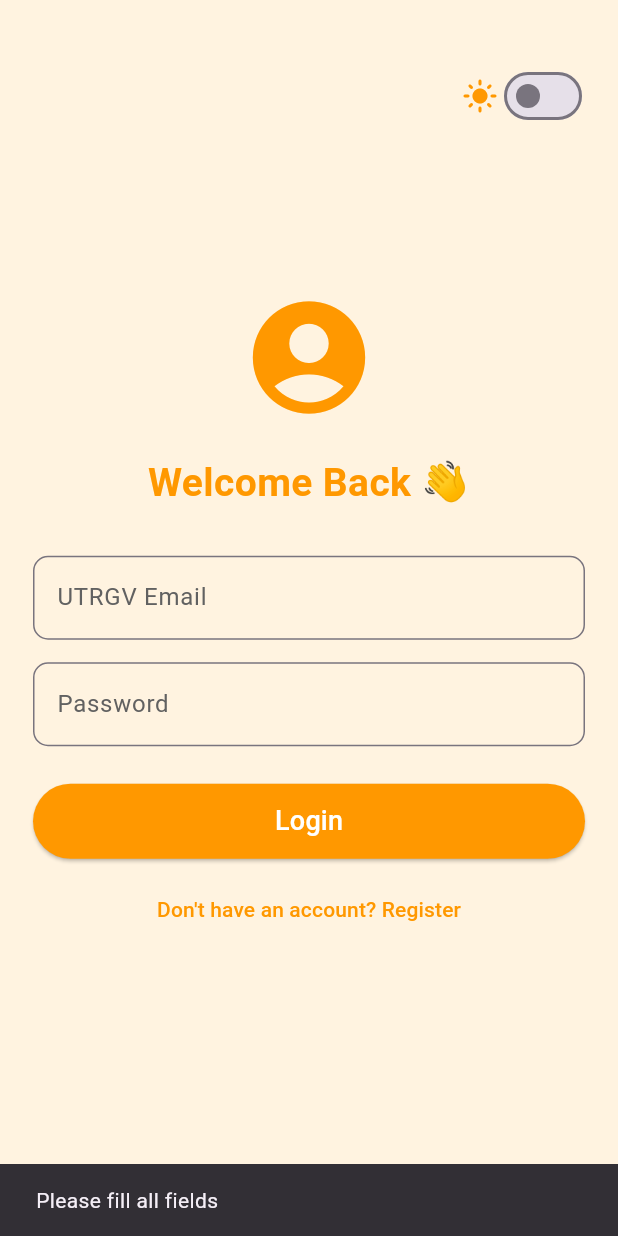
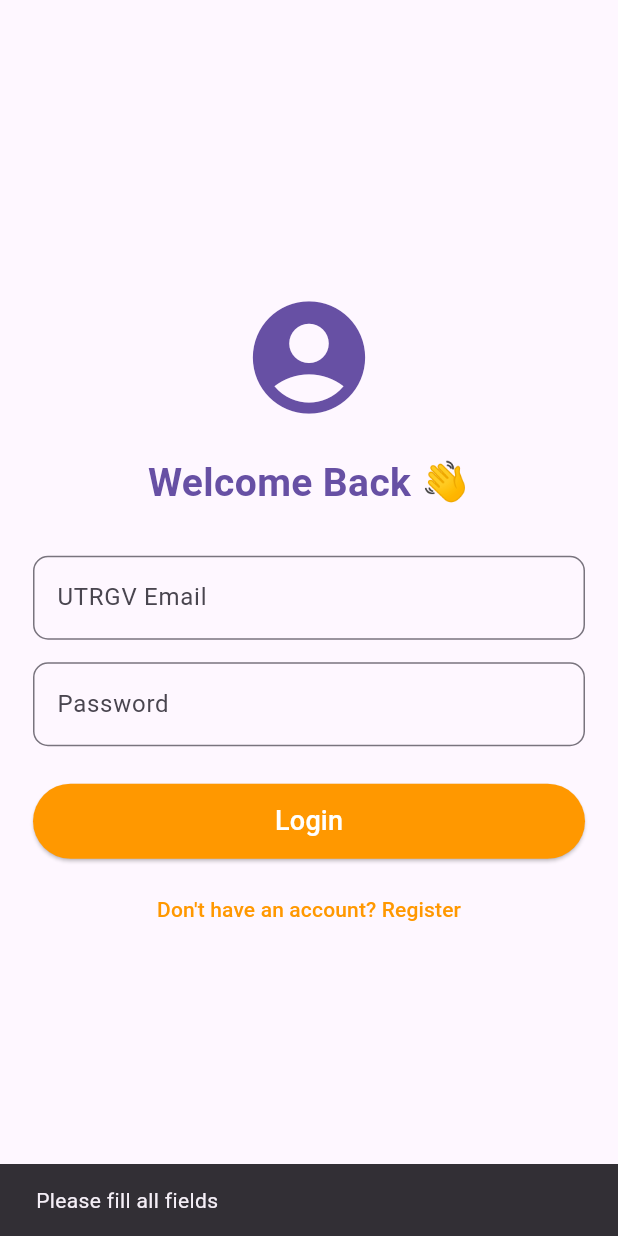
Before and after one commit to masterchieftkd1/UTRGV-CAMPUS-CONNECT, a Flutter app: the screen it shows after launch, after a tap on "Login", on a phone screen of 412 x 824 dp. Run offline on Flutter 3.47's test engine with Material 3 defaults, Android fonts, the phone set to English and light mode, and no system bars; our stand-ins replace cloud_firestore, firebase_auth, firebase_core, firebase_storage, image_picker, shared_preferences; accounts and stored records are empty.

Commit message:
fixed dark mode

```diff
--- a/lib/auth_screen.dart
+++ b/lib/auth_screen.dart
@@ -2,7 +2,7 @@
 import 'package:firebase_auth/firebase_auth.dart';
 import 'auth_service.dart';
 import 'home_page.dart';
-import 'main.dart'; // Import themeNotifier
+import 'main.dart';
 
 class AuthScreen extends StatefulWidget {
   const AuthScreen({super.key});
@@ -60,7 +60,6 @@
       }
 
       if (!mounted) return;
-
       Navigator.pushReplacementNamed(context, '/home');
 
     } catch (e) {
@@ -83,51 +82,33 @@
           );
         }
 
-        if (snapshot.hasData) {
-          return const HomePage();
-        }
-
-        return ValueListenableBuilder<ThemeMode>(
-          valueListenable: themeNotifier,
-          builder: (context, currentMode, _) {
-            final bool isDark = currentMode == ThemeMode.dark;
+        if (snapshot.hasData) return const HomePage();
 
         return Scaffold(
-              backgroundColor: isDark ? Colors.black : Colors.orange.shade50,
-              body: Stack(
-                children: [
-                  Center(
+          backgroundColor: Theme.of(context).scaffoldBackgroundColor,
+          body: Center(
             child: SingleChildScrollView(
               padding: const EdgeInsets.all(22),
               child: Column(
                 children: [
                   Icon(Icons.account_circle,
-                              size: 90,
-                              color: isDark
-                                  ? Colors.orange.shade200
-                                  : Colors.orange),
+                      size: 90, color: Theme.of(context).colorScheme.primary),
                   const SizedBox(height: 20),
                   Text(
                     _isLogin ? "Welcome Back 👋" : "Create Account 🧡",
                     style: TextStyle(
                       fontSize: 26,
                       fontWeight: FontWeight.bold,
-                              color: isDark
-                                  ? Colors.orange.shade200
-                                  : Colors.orange,
+                      color: Theme.of(context).colorScheme.primary,
                     ),
                   ),
                   const SizedBox(height: 30),
                   TextField(
                     controller: _emailController,
                     keyboardType: TextInputType.emailAddress,
-                            style: TextStyle(
-                                color: isDark ? Colors.white : Colors.black),
                     decoration: InputDecoration(
                       labelText: "UTRGV Email",
                       hintText: "example@utrgv.edu",
-                              labelStyle: TextStyle(
-                                  color: isDark ? Colors.white70 : Colors.grey[700]),
                       border: OutlineInputBorder(
                         borderRadius: BorderRadius.circular(10),
                       ),
@@ -137,12 +118,8 @@
                   TextField(
                     controller: _passwordController,
                     obscureText: true,
-                            style: TextStyle(
-                                color: isDark ? Colors.white : Colors.black),
                     decoration: InputDecoration(
                       labelText: "Password",
-                              labelStyle: TextStyle(
-                                  color: isDark ? Colors.white70 : Colors.grey[700]),
                       border: OutlineInputBorder(
                         borderRadius: BorderRadius.circular(10),
                       ),
@@ -181,42 +158,13 @@
                       _isLogin
                           ? "Don't have an account? Register"
                           : "Already have an account? Login",
-                              style: TextStyle(
-                                  color: isDark
-                                      ? Colors.orange.shade200
-                                      : Colors.orange),
+                      style: TextStyle(color: Colors.orange),
                     ),
                   ),
                 ],
               ),
             ),
           ),
-
-                  // 🔘 Dark/Light Mode Toggle at top-right
-                  Positioned(
-                    top: 40,
-                    right: 20,
-                    child: Row(
-                      children: [
-                        Icon(
-                          isDark ? Icons.dark_mode : Icons.light_mode,
-                          color: Colors.orange,
-                        ),
-                        Switch(
-                          value: isDark,
-                          activeColor: Colors.orange,
-                          onChanged: (val) {
-                            themeNotifier.value =
-                                val ? ThemeMode.dark : ThemeMode.light;
-                          },
-                        ),
-                      ],
-                    ),
-                  ),
-                ],
-              ),
-            );
-          },
         );
       },
     );
--- a/lib/main.dart
+++ b/lib/main.dart
@@ -1,6 +1,7 @@
 import 'package:flutter/material.dart';
 import 'package:firebase_core/firebase_core.dart';
 import 'package:firebase_auth/firebase_auth.dart';
+import 'package:shared_preferences/shared_preferences.dart';
 
 import 'firebase_options.dart';
 import 'auth_screen.dart';
@@ -11,16 +12,22 @@
 import 'view_profile_screen.dart';
 import 'chat_screen.dart';
 
-void main() async {
+// 🌗 Global theme notifier
+ValueNotifier<ThemeMode> themeNotifier = ValueNotifier(ThemeMode.system);
+
+Future<void> main() async {
   WidgetsFlutterBinding.ensureInitialized();
   await Firebase.initializeApp(
     options: DefaultFirebaseOptions.currentPlatform,
   );
+
+  // 🔄 Load saved theme from SharedPreferences
+  final prefs = await SharedPreferences.getInstance();
+  final isDark = prefs.getBool('isDarkMode') ?? false;
+  themeNotifier.value = isDark ? ThemeMode.dark : ThemeMode.light;
+
   runApp(const MyApp());
 }
-
-// Global theme notifier
-ValueNotifier<ThemeMode> themeNotifier = ValueNotifier(ThemeMode.system);
 
 class MyApp extends StatelessWidget {
   const MyApp({super.key});
@@ -29,17 +36,13 @@
   Widget build(BuildContext context) {
     return ValueListenableBuilder<ThemeMode>(
       valueListenable: themeNotifier,
-      builder: (context, currentMode, _) {
+      builder: (_, currentMode, __) {
         return MaterialApp(
           title: 'UTRGV Campus Connect',
           debugShowCheckedModeBanner: false,
-
-          // 🌗 THEMES
           theme: ThemeData.light(),
           darkTheme: ThemeData.dark(),
           themeMode: currentMode,
-
-          // 🔐 AUTH STATE HANDLER
           home: StreamBuilder<User?>(
             stream: FirebaseAuth.instance.authStateChanges(),
             builder: (context, snapshot) {
@@ -48,16 +51,10 @@
                   body: Center(child: CircularProgressIndicator()),
                 );
               }
-
-              if (!snapshot.hasData) {
-                return const AuthScreen();
-              }
-
+              if (!snapshot.hasData) return const AuthScreen();
               return const HomePage();
             },
           ),
-
-          // ✅ REGISTER ALL ROUTES HERE
           routes: {
             '/login': (_) => const AuthScreen(),
             '/home': (_) => const HomePage(),
@@ -65,8 +62,6 @@
             '/friends': (_) => const FriendsPage(),
             '/messages': (_) => const MessagesInboxScreen(),
           },
-
-          // 🧭 ROUTES WITH ARGUMENTS
           onGenerateRoute: (settings) {
             if (settings.name == '/viewProfile') {
               final userId = settings.arguments as String;
@@ -74,7 +69,6 @@
                 builder: (_) => ViewProfileScreen(userId: userId),
               );
             }
-
             if (settings.name == '/chat') {
               final args = settings.arguments as Map<String, dynamic>;
               return MaterialPageRoute(
@@ -84,7 +78,6 @@
                 ),
               );
             }
-
             return null;
           },
         );
--- a/lib/profile_screen.dart
+++ b/lib/profile_screen.dart
@@ -5,8 +5,9 @@
 import 'package:firebase_storage/firebase_storage.dart';
 import 'package:flutter/material.dart';
 import 'package:image_picker/image_picker.dart';
+import 'package:shared_preferences/shared_preferences.dart';
 
-import '../main.dart'; // For themeNotifier
+import 'main.dart';
 
 class ProfileScreen extends StatelessWidget {
   static const String routeName = '/profile';
@@ -22,7 +23,6 @@
       source: ImageSource.gallery,
       imageQuality: 80,
     );
-
     if (picked == null) return;
 
     final file = File(picked.path);
@@ -31,13 +31,9 @@
         .child('profile_photos')
         .child('${user.uid}.jpg');
 
-    // Upload
     await storageRef.putFile(file);
-
-    // Get URL
     final downloadUrl = await storageRef.getDownloadURL();
 
-    // Save to Firestore
     await FirebaseFirestore.instance
         .collection('users')
         .doc(user.uid)
@@ -52,8 +48,8 @@
   Widget build(BuildContext context) {
     final user = FirebaseAuth.instance.currentUser;
     if (user == null) {
-      return const Scaffold(
-        body: Center(child: Text('Not logged in')),
+      return Scaffold(
+        body: Center(child: Text('Not logged in', style: TextStyle(color: Theme.of(context).colorScheme.onBackground))),
       );
     }
 
@@ -77,9 +73,7 @@
             return const Center(child: CircularProgressIndicator());
           }
 
-          final data =
-              snapshot.data!.data() as Map<String, dynamic>? ?? {};
-
+          final data = snapshot.data!.data() as Map<String, dynamic>? ?? {};
           final bool isOnline = data['isOnline'] ?? false;
           final Timestamp? lastSeen = data['lastSeen'];
           final String? photoUrl = data['photoUrl'];
@@ -88,7 +82,6 @@
             children: [
               const SizedBox(height: 16),
 
-              /// PROFILE AVATAR
               Stack(
                 children: [
                   CircleAvatar(
@@ -111,10 +104,8 @@
                   ),
                 ],
               ),
-
               const SizedBox(height: 12),
 
-              /// EMAIL
               Text(
                 user.email ?? 'Unknown email',
                 style: const TextStyle(
@@ -125,7 +116,6 @@
 
               const SizedBox(height: 6),
 
-              /// ONLINE STATUS
               Row(
                 mainAxisAlignment: MainAxisAlignment.center,
                 children: [
@@ -149,22 +139,20 @@
               const SizedBox(height: 20),
               const Divider(),
 
-              /// 🌗 DARK/LIGHT MODE SWITCH
+              /// 🌗 DARK MODE SWITCH
               Padding(
                 padding: const EdgeInsets.symmetric(horizontal: 20),
                 child: ListTile(
-                  leading: const Icon(Icons.light_mode, color: Colors.orange),
+                  leading:
+                      const Icon(Icons.light_mode, color: Colors.orange),
                   title: const Text('Dark Mode'),
-                  trailing: ValueListenableBuilder<ThemeMode>(
-                    valueListenable: themeNotifier,
-                    builder: (context, currentMode, _) {
-                      return Switch(
-                        value: currentMode == ThemeMode.dark,
-                        onChanged: (val) {
-                          themeNotifier.value =
-                              val ? ThemeMode.dark : ThemeMode.light;
-                        },
-                      );
+                  trailing: Switch(
+                    value: themeNotifier.value == ThemeMode.dark,
+                    onChanged: (val) async {
+                      themeNotifier.value =
+                          val ? ThemeMode.dark : ThemeMode.light;
+                      final prefs = await SharedPreferences.getInstance();
+                      await prefs.setBool('isDarkMode', val);
                     },
                   ),
                 ),
@@ -172,7 +160,6 @@
 
               const Divider(),
 
-              /// ACTION BUTTONS
               Padding(
                 padding: const EdgeInsets.symmetric(horizontal: 20),
                 child: Column(
@@ -220,7 +207,6 @@
               const SizedBox(height: 20),
               const Divider(),
 
-              /// POSTS
               const Padding(
                 padding: EdgeInsets.all(8),
                 child: Align(
@@ -283,10 +269,7 @@
   }) {
     return ListTile(
       leading: Icon(icon, color: color ?? Colors.orange),
-      title: Text(
-        label,
-        style: TextStyle(color: color),
-      ),
+      title: Text(label, style: TextStyle(color: color)),
       onTap: onTap,
     );
   }
```
Lines whose indentation alone changed are shown as unchanged.
